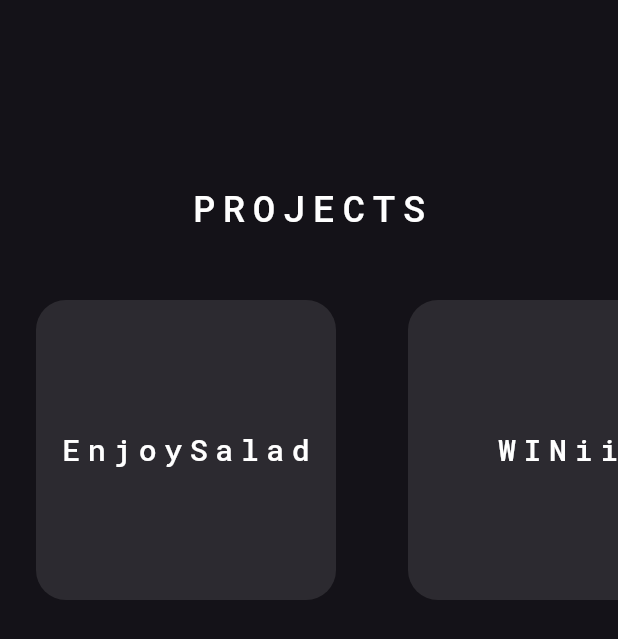
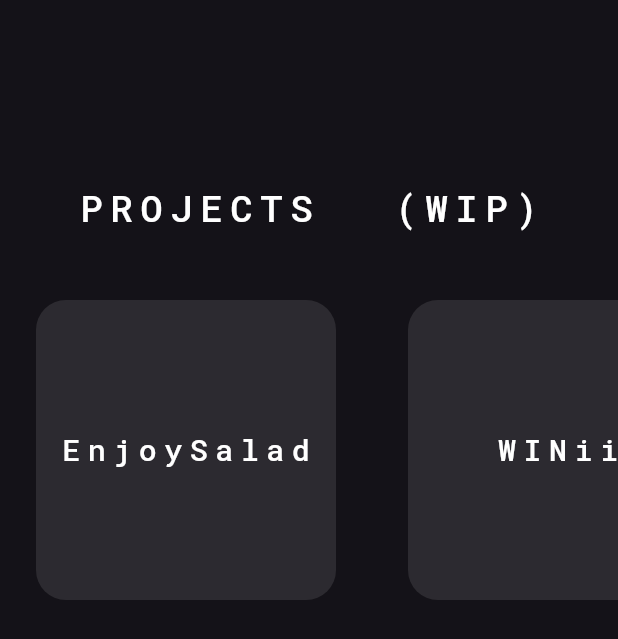
Before and after one commit to Michele-x98/personal_portfolio, a Flutter app: the Projects widget shown alone on an empty page, opened directly, on a phone screen of 412 x 824 dp. Shown: the top 639 px of the screen. Run offline on Flutter 3.47's test engine with Material 3 defaults, Android fonts, the phone set to English and light mode, and no system bars; our stand-ins replace animated_text_kit, auto_size_text, flutter_animate, flutter_riverpod, flutter_staggered_animations, google_fonts and 3 more; missing offline and left inert: lit_starfield, mailto.

Commit message:
Update projects.dart

```diff
--- a/lib/view/projects.dart
+++ b/lib/view/projects.dart
@@ -22,7 +22,7 @@ class Projects extends StatelessWidget {
         Positioned(
           top: 120,
           child: Text(
-            'PROJECTS',
+            'PROJECTS (WIP)',
             style: GoogleFonts.robotoMono(
               color: Colors.white,
               fontSize: 25,
```
